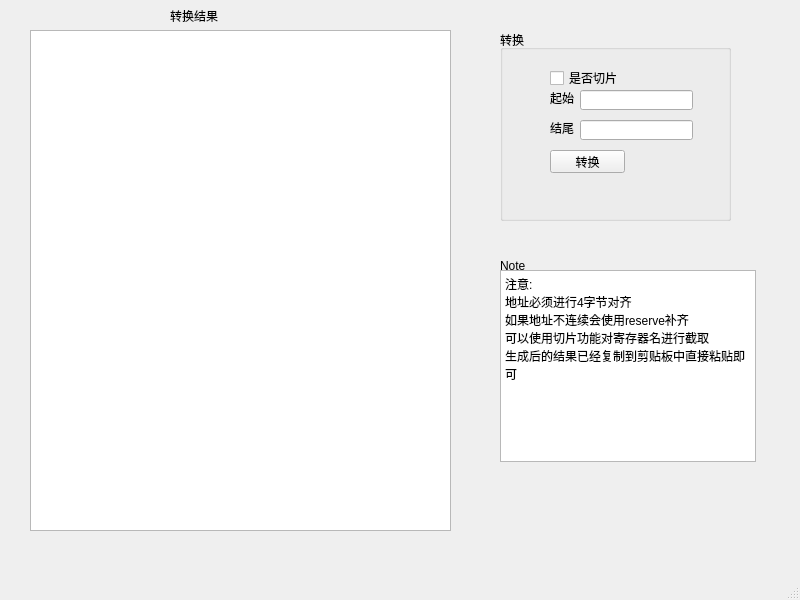
Old version of the form sdk_use/transfer.ui in the repository IZBH/pyqt_study.
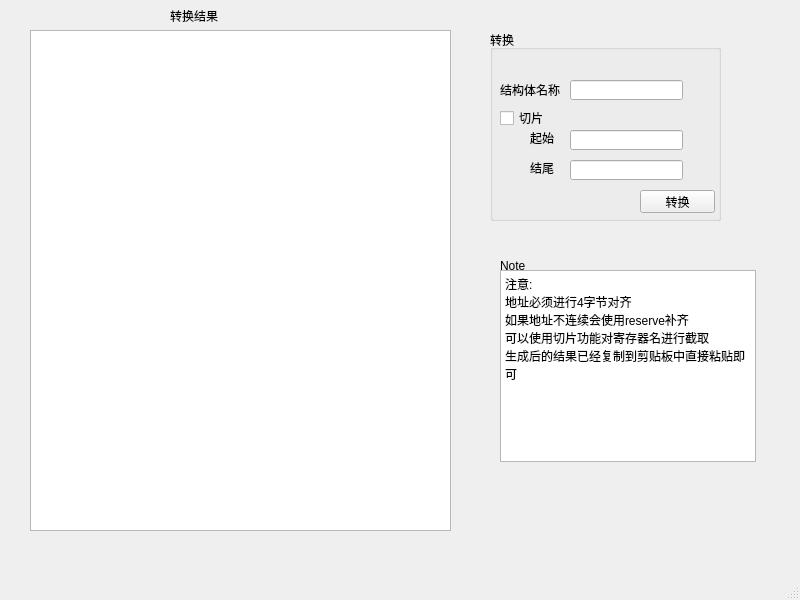
New version of the form.

Patch:
```diff
--- a/sdk_use/transfer.ui
+++ b/sdk_use/transfer.ui
@@ -30,7 +30,7 @@
    <widget class="QGroupBox" name="groupBox">
     <property name="geometry">
      <rect>
-      <x>500</x>
+      <x>490</x>
       <y>30</y>
       <width>231</width>
       <height>191</height>
@@ -42,8 +42,8 @@
     <widget class="QLabel" name="label_start">
      <property name="geometry">
       <rect>
-       <x>50</x>
-       <y>60</y>
+       <x>40</x>
+       <y>100</y>
        <width>31</width>
        <height>16</height>
       </rect>
@@ -55,21 +55,21 @@
     <widget class="QCheckBox" name="slice_check">
      <property name="geometry">
       <rect>
-       <x>50</x>
-       <y>40</y>
-       <width>71</width>
+       <x>10</x>
+       <y>80</y>
+       <width>51</width>
        <height>16</height>
       </rect>
      </property>
      <property name="text">
-      <string>是否切片</string>
+      <string>切片</string>
      </property>
     </widget>
     <widget class="QLineEdit" name="start">
      <property name="geometry">
       <rect>
        <x>80</x>
-       <y>60</y>
+       <y>100</y>
        <width>113</width>
        <height>20</height>
       </rect>
@@ -78,8 +78,8 @@
     <widget class="QLabel" name="label_end">
      <property name="geometry">
       <rect>
-       <x>50</x>
-       <y>90</y>
+       <x>40</x>
+       <y>130</y>
        <width>31</width>
        <height>16</height>
       </rect>
@@ -91,8 +91,8 @@
     <widget class="QPushButton" name="transfer">
      <property name="geometry">
       <rect>
-       <x>50</x>
-       <y>120</y>
+       <x>150</x>
+       <y>160</y>
        <width>75</width>
        <height>23</height>
       </rect>
@@ -105,12 +105,35 @@
      <property name="geometry">
       <rect>
        <x>80</x>
-       <y>90</y>
+       <y>130</y>
        <width>113</width>
        <height>20</height>
       </rect>
      </property>
     </widget>
+    <widget class="QLineEdit" name="name">
+     <property name="geometry">
+      <rect>
+       <x>80</x>
+       <y>50</y>
+       <width>113</width>
+       <height>20</height>
+      </rect>
+     </property>
+    </widget>
+    <widget class="QLabel" name="label_struct">
+     <property name="geometry">
+      <rect>
+       <x>10</x>
+       <y>50</y>
+       <width>61</width>
+       <height>20</height>
+      </rect>
+     </property>
+     <property name="text">
+      <string>结构体名称</string>
+     </property>
+    </widget>
    </widget>
    <widget class="QLabel" name="label_note">
     <property name="geometry">
```
Left out of the diff: 4 changed lines with no effect on the pictures.
